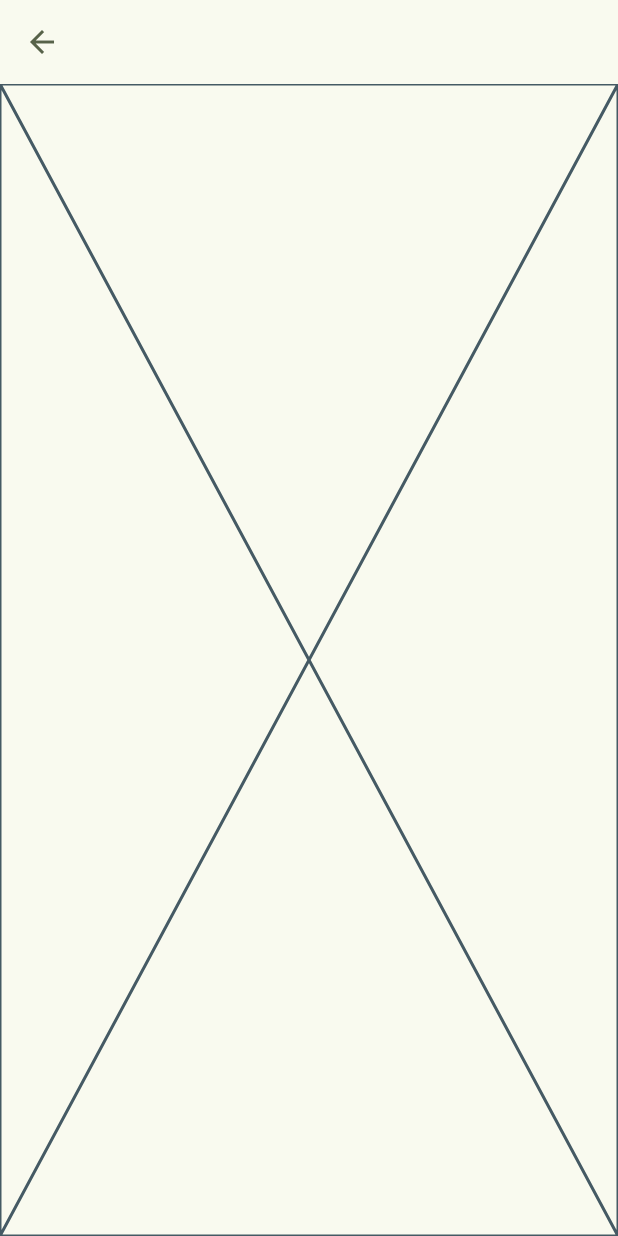
After one commit to poiuyreq0/Minimo, a Flutter app: the ChatRoomScreen screen opened directly, on a phone screen of 412 x 824 dp. The commit adds this screen. Run offline on Flutter 3.47's test engine with Material 3 defaults, Android fonts, the phone set to English and light mode, and no system bars; our stand-ins replace dio, firebase_auth, firebase_core, freezed_annotation, google_fonts; missing offline and left inert: firebase_ui_auth, firebase_ui_localizations; accounts and stored records are empty; generated files the repository leaves out were written again; network calls fail.

Commit message:
Implement basic chat functionality and delete build file

```diff
--- a/app/minimo/lib/components/letter_component.dart
+++ b/app/minimo/lib/components/letter_component.dart
@@ -1,7 +1,7 @@
 import 'package:flutter/material.dart';
 import 'package:minimo/consts/user_role.dart';
 import 'package:minimo/models/letter_model.dart';
-import 'package:minimo/screens/letter_detail_screen.dart';
+import 'package:minimo/screens/home/letter_box/letter_detail_screen.dart';
 
 class LetterComponent extends StatelessWidget {
   final LetterModel letter;
--- a/app/minimo/lib/models/letter_model.dart
+++ b/app/minimo/lib/models/letter_model.dart
@@ -1,5 +1,4 @@
 import 'package:freezed_annotation/freezed_annotation.dart';
-import 'package:json_annotation/json_annotation.dart';
 import 'package:minimo/consts/letter_option.dart';
 import 'package:minimo/consts/letter_state.dart';
 
--- a/app/minimo/lib/repositories/letter_repository.dart
+++ b/app/minimo/lib/repositories/letter_repository.dart
@@ -1,10 +1,8 @@
 import 'dart:io';
 
 import 'package:dio/dio.dart';
-import 'package:flutter/material.dart';
 import 'package:minimo/consts/letter_option.dart';
 import 'package:minimo/consts/letter_state.dart';
-import 'package:minimo/consts/user_role.dart';
 import 'package:minimo/models/letter_element_model.dart';
 import 'package:minimo/models/letter_model.dart';
 import 'package:minimo/models/user_role_model.dart';
--- /dev/null
+++ b/app/minimo/lib/screens/chat/chat_room_screen.dart
@@ -0,0 +1,34 @@
+import 'package:flutter/material.dart';
+
+class ChatRoomScreen extends StatefulWidget {
+
+  const ChatRoomScreen({
+
+    super.key
+  });
+
+  @override
+  State<ChatRoomScreen> createState() => _ChatRoomScreenState();
+}
+
+class _ChatRoomScreenState extends State<ChatRoomScreen> {
+  @override
+  Widget build(BuildContext context) {
+
+
+    return Scaffold(
+      resizeToAvoidBottomInset: true,
+      appBar: AppBar(
+        title: Text(''),
+      ),
+      body: Column(
+        children: [
+          Expanded(
+            child: Placeholder(),
+          ),
+
+        ],
+      ),
+    );
+  }
+}
--- a/app/minimo/lib/screens/home_screen.dart
+++ b/app/minimo/lib/screens/home/home_screen.dart
@@ -14,10 +14,10 @@ import 'package:minimo/models/user_info_model.dart';
 import 'package:minimo/models/user_model.dart';
 import 'package:minimo/providers/letter_provider.dart';
 import 'package:minimo/providers/user_provider.dart';
-import 'package:minimo/screens/letter_detail_screen.dart';
+import 'package:minimo/screens/home/letter_box/letter_detail_screen.dart';
 import 'package:provider/provider.dart';
 
-import 'splash_screen.dart';
+import '../splash_screen.dart';
 
 class HomeScreen extends StatefulWidget {
   const HomeScreen({super.key});
--- a/app/minimo/lib/screens/user_delete_screen.dart
+++ b/app/minimo/lib/screens/home/info/user_delete_screen.dart
@@ -4,11 +4,10 @@ import 'package:minimo/components/text_form_component.dart';
 import 'package:minimo/components/title_component.dart';
 import 'package:minimo/providers/letter_provider.dart';
 import 'package:minimo/providers/user_provider.dart';
+import 'package:minimo/screens/auth_screen.dart';
 import 'package:minimo/styles/app_style.dart';
 import 'package:minimo/utils/form_validate_util.dart';
 import 'package:provider/provider.dart';
-
-import 'auth_screen.dart';
 
 class UserDeleteScreen extends StatefulWidget {
   const UserDeleteScreen({super.key});
--- a/app/minimo/lib/screens/letter_box_screen.dart
+++ b/app/minimo/lib/screens/home/letter_box/letter_box_screen.dart
@@ -3,7 +3,8 @@ import 'package:minimo/components/little_title_component.dart';
 import 'package:minimo/components/title_component.dart';
 import 'package:minimo/consts/letter_state.dart';
 import 'package:minimo/consts/user_role.dart';
-import 'package:minimo/screens/letter_list_screen.dart';
+
+import 'letter_list_screen.dart';
 
 class LetterBoxScreen extends StatelessWidget {
   const LetterBoxScreen({super.key});
--- a/app/minimo/lib/screens/intro_screen.dart
+++ b/app/minimo/lib/screens/intro_screen.dart
@@ -1,6 +1,7 @@
 import 'package:flutter/material.dart';
 
 import 'intro_input_screen.dart';
+
 
 class IntroScreen extends StatefulWidget {
   const IntroScreen({super.key});
```
Also changed, not shown: app/minimo/lib/models/chat_message_model.dart (added, +17 -0 lines), app/minimo/lib/providers/chat_provider.dart (added, +12 -0 lines), app/minimo/lib/repositories/chat_repository.dart (added, +10 -0 lines), app/minimo/lib/screens/chat/chat_list_screen.dart (added, +10 -0 lines), app/minimo/lib/screens/home/info/info_screen.dart (renamed from app/minimo/lib/screens/info_screen.dart, +4 -6 lines), app/minimo/lib/screens/home/letter_box/letter_detail_screen.dart (renamed from app/minimo/lib/screens/letter_detail_screen.dart, +5 -7 lines), app/minimo/lib/screens/root_screen.dart (+6 -5 lines), app/minimo/lib/models/letter_content_model.freezed.dart (deleted), app/minimo/lib/models/letter_content_model.g.dart (deleted), app/minimo/lib/models/letter_element_model.freezed.dart (deleted), app/minimo/lib/models/letter_element_model.g.dart (deleted), app/minimo/lib/models/letter_model.freezed.dart (deleted), app/minimo/lib/models/letter_model.g.dart (deleted), app/minimo/lib/models/user_info_model.freezed.dart (deleted), 11 more files.
